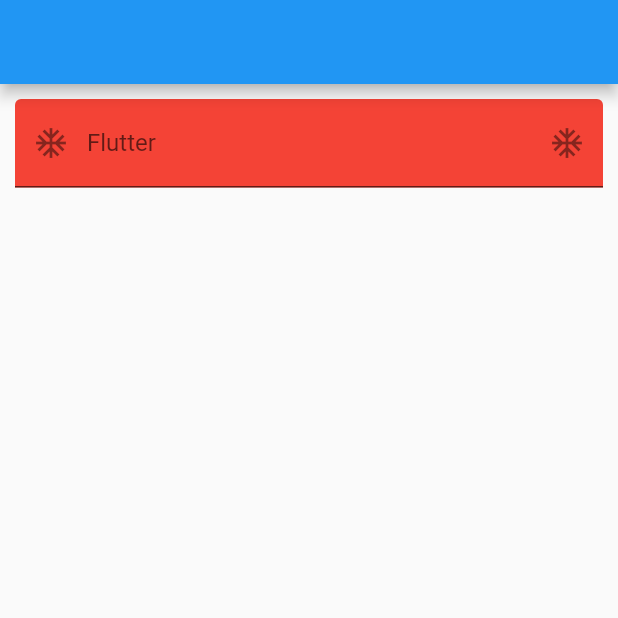
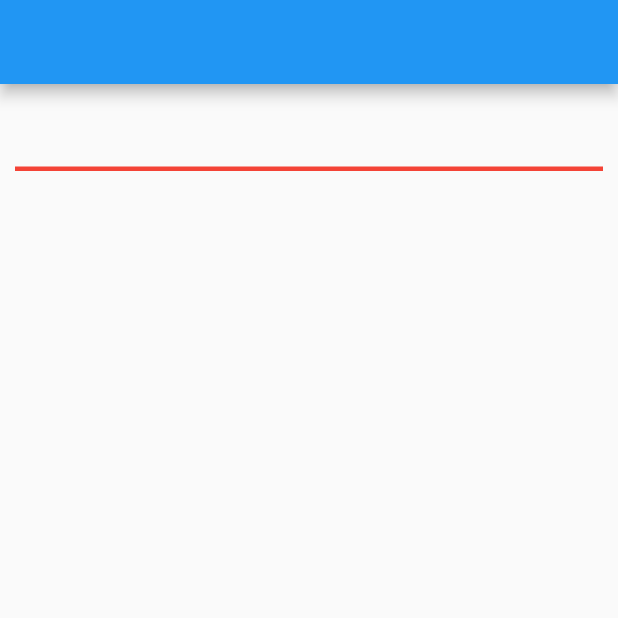
Before and after one commit to wejden7/Flutter_Tutorial, a Flutter app: the screen it shows after launch, on a phone screen of 412 x 824 dp, the top half of it. Run offline on Flutter 3.47's test engine with Material 2 defaults, Android fonts, the light colour scheme and no system bars.

Commit message:
TextFormField
disabledBorder enabledBorder borderSide

```diff
--- a/lib/NewPage/test.dart
+++ b/lib/NewPage/test.dart
@@ -14,18 +14,14 @@
         body: Container(
           padding: EdgeInsets.all(10),
           child: TextFormField(
-            scrollPadding: EdgeInsets.all(20),
-
-            keyboardType: TextInputType.multiline,
-            // initialValue: "input",
             decoration: InputDecoration(
-              hintText: "inpute",
-              labelText: "Flutter",
-              prefixIcon: Icon(Icons.ac_unit),
-              suffixIcon: Icon(Icons.ac_unit),
-              filled: true,
-              fillColor: Colors.red,
-            ),
+                //  enabled: false,
+                //  disabledBorder: UnderlineInputBorder(
+                //     borderSide: BorderSide(color: Colors.green, width: 3)),
+                enabledBorder: UnderlineInputBorder(
+                    borderSide: BorderSide(color: Colors.red, width: 3)),
+                focusedBorder: UnderlineInputBorder(
+                    borderSide: BorderSide(color: Colors.black, width: 3))),
           ),
         ),
       ),
```
